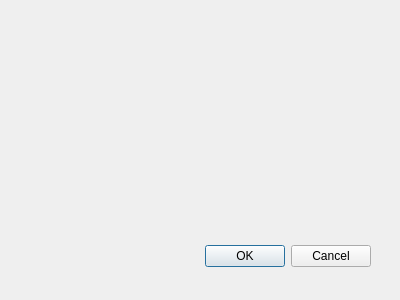
Before: the Qt Designer form OPERA_dialog_base.ui in azarz/OPERA, drawn with Qt 5.
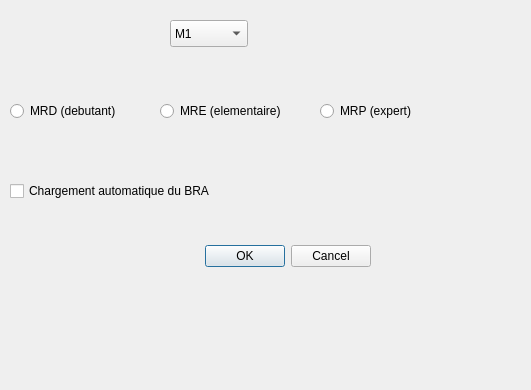
After: the same form once the commit is applied.

Commit message: Interface utilisateur

```diff
--- a/OPERA_dialog_base.ui
+++ b/OPERA_dialog_base.ui
@@ -1,12 +1,12 @@
 <ui version="4.0" >
  <class>OperaDialogBase</class>
- <widget class="QDialog" name="OperaDialogBase" >
-  <property name="geometry" >
+ <widget class="QDialog" name="OperaDialogBase">
+  <property name="geometry">
    <rect>
     <x>0</x>
     <y>0</y>
-    <width>400</width>
-    <height>300</height>
+    <width>531</width>
+    <height>390</height>
    </rect>
   </property>
   <property name="windowTitle" >
@@ -28,6 +28,87 @@
     <set>QDialogButtonBox::Cancel|QDialogButtonBox::Ok</set>
    </property>
   </widget>
+  <widget class="QRadioButton" name="radio_MRE">
+   <property name="geometry">
+    <rect>
+     <x>160</x>
+     <y>100</y>
+     <width>151</width>
+     <height>22</height>
+    </rect>
+   </property>
+   <property name="text">
+    <string>MRE (elementaire)</string>
+   </property>
+   <attribute name="buttonGroup">
+    <string notr="true">radio_niveau</string>
+   </attribute>
+  </widget>
+  <widget class="QRadioButton" name="radio_MRD">
+   <property name="geometry">
+    <rect>
+     <x>10</x>
+     <y>100</y>
+     <width>151</width>
+     <height>22</height>
+    </rect>
+   </property>
+   <property name="text">
+    <string>MRD (debutant)</string>
+   </property>
+   <attribute name="buttonGroup">
+    <string notr="true">radio_niveau</string>
+   </attribute>
+  </widget>
+  <widget class="QRadioButton" name="radio_MRP">
+   <property name="geometry">
+    <rect>
+     <x>320</x>
+     <y>100</y>
+     <width>116</width>
+     <height>22</height>
+    </rect>
+   </property>
+   <property name="text">
+    <string>MRP (expert)</string>
+   </property>
+   <attribute name="buttonGroup">
+    <string notr="true">radio_niveau</string>
+   </attribute>
+  </widget>
+  <widget class="QCheckBox" name="checkBox">
+   <property name="geometry">
+    <rect>
+     <x>10</x>
+     <y>180</y>
+     <width>271</width>
+     <height>22</height>
+    </rect>
+   </property>
+   <property name="text">
+    <string>Chargement automatique du BRA</string>
+   </property>
+  </widget>
+  <widget class="QComboBox" name="comboBox">
+   <property name="geometry">
+    <rect>
+     <x>170</x>
+     <y>20</y>
+     <width>78</width>
+     <height>27</height>
+    </rect>
+   </property>
+   <item>
+    <property name="text">
+     <string>M1</string>
+    </property>
+   </item>
+   <item>
+    <property name="text">
+     <string>M2</string>
+    </property>
+   </item>
+  </widget>
  </widget>
  <resources/>
  <connections>
```
Left out of the diff: 40 changed lines with no effect on the pictures. The commit also changes 6 other files.
